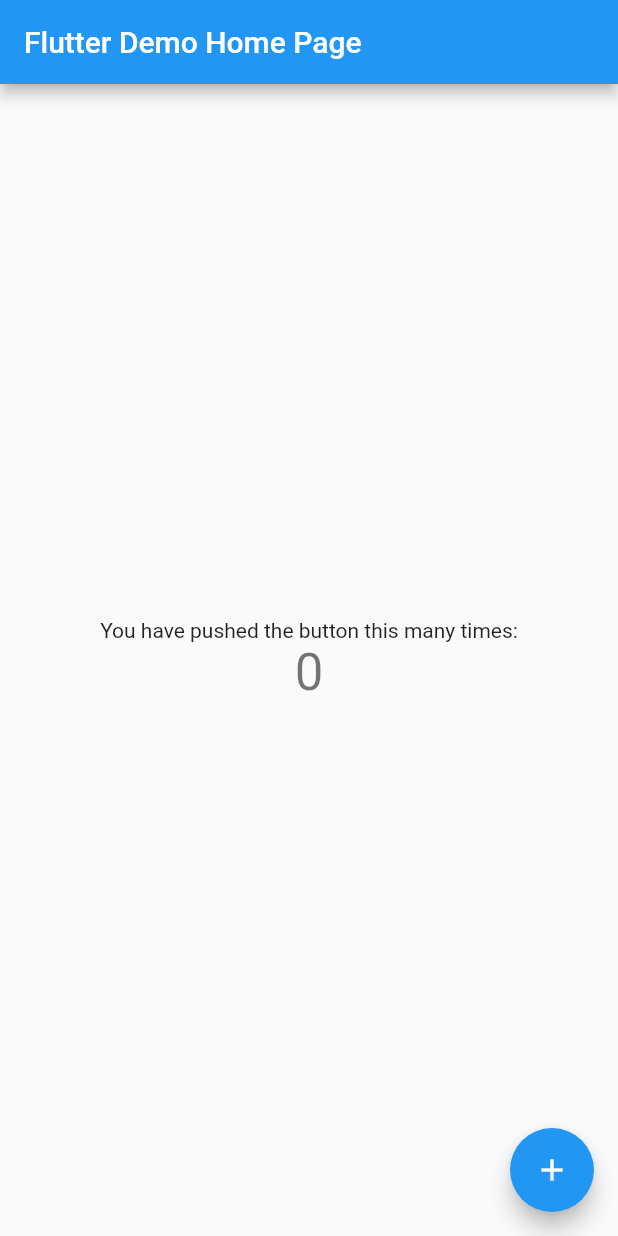
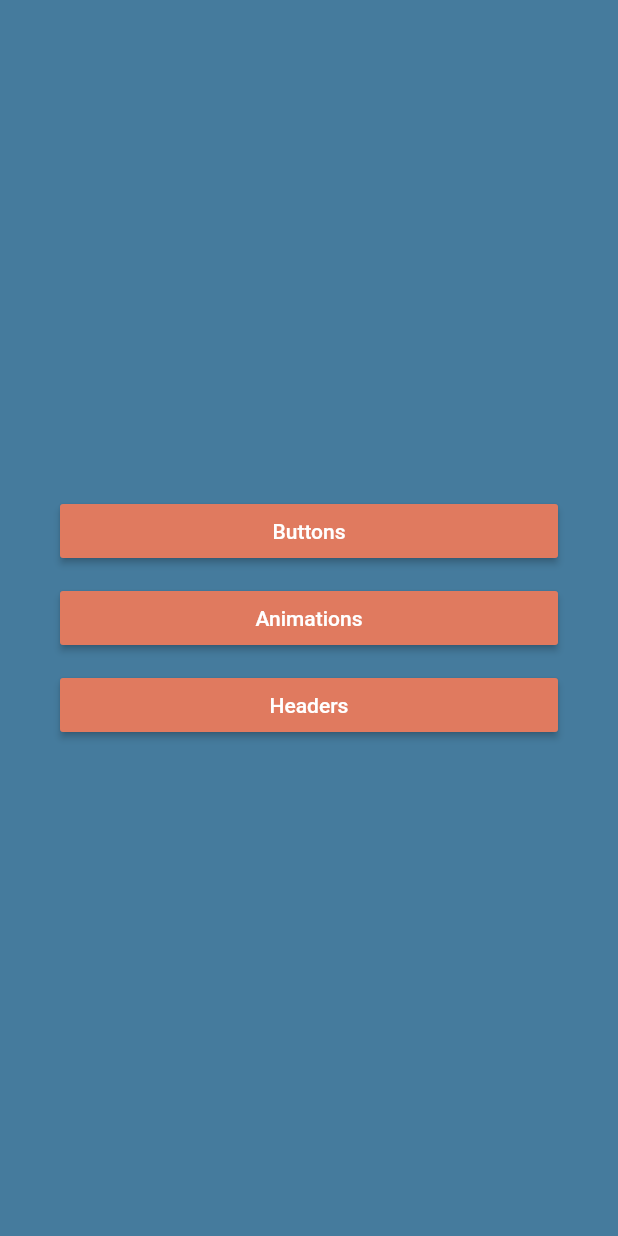
Before and after one commit to jpq1987/flutter_uiux, a Flutter app: the screen it shows after launch, on a phone screen of 412 x 824 dp. Run offline on Flutter 3.47's test engine with Material 2 defaults, Android fonts, the phone set to English and light mode, and no system bars; our stand-ins replace font_awesome_flutter.

Commit message:
add animations, custom painters and buttons

```diff
--- a/lib/main.dart
+++ b/lib/main.dart
@@ -1,4 +1,8 @@
 import 'package:flutter/material.dart';
+import 'package:flutter_uiux/animations/animated_builder_page.dart';
+import 'package:flutter_uiux/custom_painters/headers.dart';
+
+import 'buttons/social_share/main_social_share_buttons.dart';
 
 void main() {
   runApp(MyApp());
@@ -11,37 +15,17 @@ class MyApp extends StatelessWidget {
     return MaterialApp(
       title: 'Flutter Demo',
       theme: ThemeData(
-        // This is the theme of your application.
-        //
-        // Try running your application with "flutter run". You'll see the
-        // application has a blue toolbar. Then, without quitting the app, try
-        // changing the primarySwatch below to Colors.green and then invoke
-        // "hot reload" (press "r" in the console where you ran "flutter run",
-        // or simply save your changes to "hot reload" in a Flutter IDE).
-        // Notice that the counter didn't reset back to zero; the application
-        // is not restarted.
         primarySwatch: Colors.blue,
-        // This makes the visual density adapt to the platform that you run
-        // the app on. For desktop platforms, the controls will be smaller and
-        // closer together (more dense) than on mobile platforms.
         visualDensity: VisualDensity.adaptivePlatformDensity,
       ),
       home: MyHomePage(title: 'Flutter Demo Home Page'),
+      debugShowCheckedModeBanner: false,
     );
   }
 }
 
 class MyHomePage extends StatefulWidget {
   MyHomePage({Key key, this.title}) : super(key: key);
-
-  // This widget is the home page of your application. It is stateful, meaning
-  // that it has a State object (defined below) that contains fields that affect
-  // how it looks.
-
-  // This class is the configuration for the state. It holds the values (in this
-  // case the title) provided by the parent (in this case the App widget) and
-  // used by the build method of the State. Fields in a Widget subclass are
-  // always marked "final".
 
   final String title;
 
@@ -50,68 +34,57 @@ class MyHomePage extends StatefulWidget {
 }
 
 class _MyHomePageState extends State<MyHomePage> {
-  int _counter = 0;
-
-  void _incrementCounter() {
-    setState(() {
-      // This call to setState tells the Flutter framework that something has
-      // changed in this State, which causes it to rerun the build method below
-      // so that the display can reflect the updated values. If we changed
-      // _counter without calling setState(), then the build method would not be
-      // called again, and so nothing would appear to happen.
-      _counter++;
-    });
+  _openPage(BuildContext context, Widget page) {
+    Navigator.of(context).push(
+      MaterialPageRoute(
+        builder: (_) => page,
+      ),
+    );
   }
 
   @override
   Widget build(BuildContext context) {
-    // This method is rerun every time setState is called, for instance as done
-    // by the _incrementCounter method above.
-    //
-    // The Flutter framework has been optimized to make rerunning build methods
-    // fast, so that you can just rebuild anything that needs updating rather
-    // than having to individually change instances of widgets.
     return Scaffold(
-      appBar: AppBar(
-        // Here we take the value from the MyHomePage object that was created by
-        // the App.build method, and use it to set our appbar title.
-        title: Text(widget.title),
-      ),
+      backgroundColor: Color(0xFF457b9d),
       body: Center(
-        // Center is a layout widget. It takes a single child and positions it
-        // in the middle of the parent.
-        child: Column(
-          // Column is also a layout widget. It takes a list of children and
-          // arranges them vertically. By default, it sizes itself to fit its
-          // children horizontally, and tries to be as tall as its parent.
-          //
-          // Invoke "debug painting" (press "p" in the console, choose the
-          // "Toggle Debug Paint" action from the Flutter Inspector in Android
-          // Studio, or the "Toggle Debug Paint" command in Visual Studio Code)
-          // to see the wireframe for each widget.
-          //
-          // Column has various properties to control how it sizes itself and
-          // how it positions its children. Here we use mainAxisAlignment to
-          // center the children vertically; the main axis here is the vertical
-          // axis because Columns are vertical (the cross axis would be
-          // horizontal).
-          mainAxisAlignment: MainAxisAlignment.center,
-          children: <Widget>[
-            Text(
-              'You have pushed the button this many times:',
+        child: SingleChildScrollView(
+          child: Padding(
+            padding: const EdgeInsets.symmetric(vertical: 15.0, horizontal: 40.0),
+            child: Column(
+              mainAxisAlignment: MainAxisAlignment.center,
+              crossAxisAlignment: CrossAxisAlignment.stretch,
+              children: <Widget>[
+                RaisedButton(
+                  color: Color(0xFFe07a5f),
+                  child: Text(
+                    "Buttons",
+                    style: TextStyle(color: Colors.white),
+                  ),
+                  onPressed: () => _openPage(context, MainSocialShareButtons()),
+                ),
+                SizedBox(height: 10),
+                RaisedButton(
+                  color: Color(0xFFe07a5f),
+                  child: Text(
+                    "Animations",
+                    style: TextStyle(color: Colors.white),
+                  ),
+                  onPressed: () => _openPage(context, AnimatedBuilderPage()),
+                ),
+                SizedBox(height: 10),
+                RaisedButton(
+                  color: Color(0xFFe07a5f),
+                  child: Text(
+                    "Headers",
+                    style: TextStyle(color: Colors.white),
+                  ),
+                  onPressed: () => _openPage(context, HeadersPage()),
+                ),
+              ],
             ),
-            Text(
-              '$_counter',
-              style: Theme.of(context).textTheme.headline4,
-            ),
-          ],
+          ),
         ),
       ),
-      floatingActionButton: FloatingActionButton(
-        onPressed: _incrementCounter,
-        tooltip: 'Increment',
-        child: Icon(Icons.add),
-      ), // This trailing comma makes auto-formatting nicer for build methods.
     );
   }
 }
--- a/pubspec.yaml
+++ b/pubspec.yaml
@@ -28,6 +28,7 @@ dependencies:
   # The following adds the Cupertino Icons font to your application.
   # Use with the CupertinoIcons class for iOS style icons.
   cupertino_icons: ^0.1.3
+  font_awesome_flutter: ^8.10.0
 
 dev_dependencies:
   flutter_test:
```
Also changed, not shown: lib/animations/animated_builder_page.dart (added, +49 -0 lines), lib/buttons/social_share/main_social_share_buttons.dart (added, +160 -0 lines), lib/custom_painters/headers.dart (added, +139 -0 lines), pubspec.lock.
